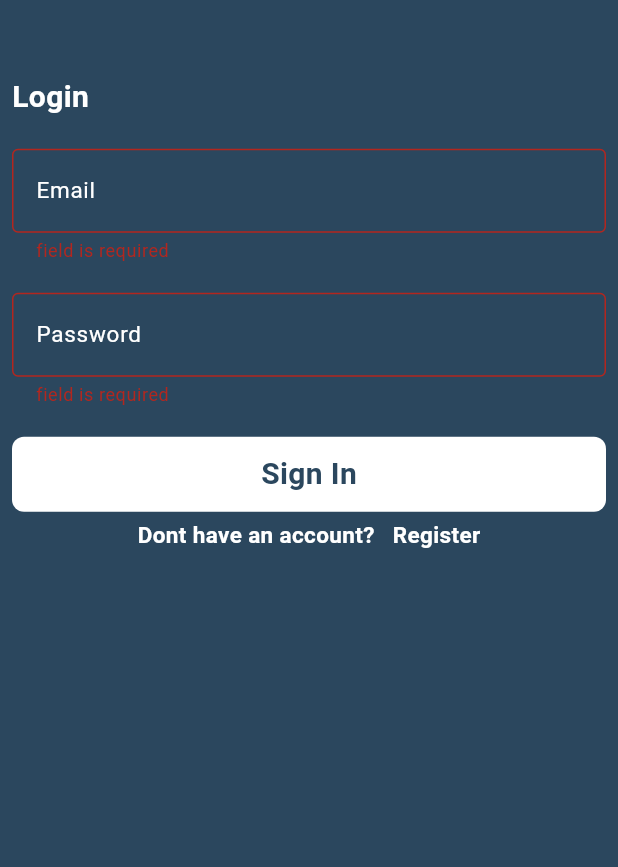
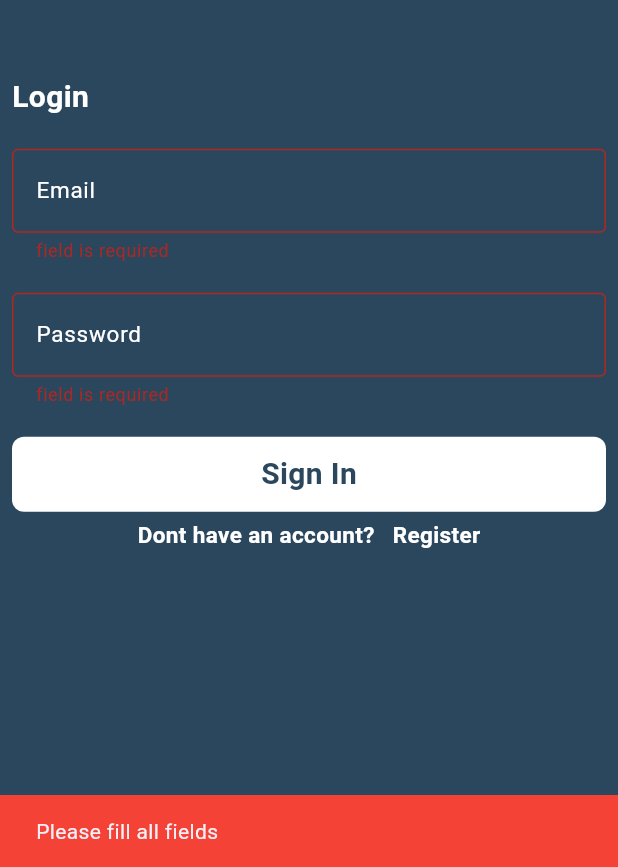
Before and after one commit to mohamedHossam113/chatapp, a Flutter app: the screen it shows after launch, after a tap on "Sign In", on a phone screen of 412 x 824 dp, the part 369-1236 px from its top. Run offline on Flutter 3.47's test engine with Material 3 defaults, Android fonts, the phone set to English and light mode, and no system bars; drawn by our look-alikes of modal_progress_hud_nsn; our stand-ins replace bloc, cloud_firestore, firebase_auth, firebase_core, flutter_bloc; accounts and stored records are empty.

Commit message:
login cubit and state added as well as registeration cubit amd state

```diff
--- a/chatapp/lib/main.dart
+++ b/chatapp/lib/main.dart
@@ -1,5 +1,6 @@
 import 'package:chatapp/pages/Chat_page.dart';
 import 'package:chatapp/pages/cubits/login_cubit/login_cubit.dart';
+import 'package:chatapp/pages/cubits/register_cubit/register_cubit.dart';
 import 'package:chatapp/pages/login_screen.dart';
 import 'package:chatapp/pages/registeration_page.dart';
 import 'package:firebase_core/firebase_core.dart';
@@ -20,8 +21,15 @@ class ScholarChat extends StatelessWidget {
 
   @override
   Widget build(BuildContext context) {
-    return BlocProvider(
-      create: (context) => LoginCubit(),
+    return MultiBlocProvider(
+      providers: [
+        BlocProvider(
+          create: (context) => LoginCubit(),
+        ),
+        BlocProvider(
+          create: (context) => RegisterCubit(),
+        ),
+      ],
       child: MaterialApp(
         debugShowCheckedModeBanner: false,
         routes: {
--- a/chatapp/lib/models/message_model.dart
+++ b/chatapp/lib/models/message_model.dart
@@ -2,7 +2,7 @@ class MessageModel {
   final String messages;
   final String id;
   MessageModel(this.messages, this.id);
-  factory MessageModel.Fromjson(jsonData) {
+  factory MessageModel.fromjson(jsonData) {
     return MessageModel(jsonData["messages"], jsonData['id']);
   }
 }
--- a/chatapp/lib/pages/chat_page.dart
+++ b/chatapp/lib/pages/chat_page.dart
@@ -21,7 +21,7 @@ class Chatpage extends StatelessWidget {
           List<MessageModel> messageList = [];
           for (int i = 0; i < snapshot.data!.docs.length; i++) {
             var data = snapshot.data!.docs[i].data() as Map<String, dynamic>;
-            messageList.add(MessageModel.Fromjson(data));
+            messageList.add(MessageModel.fromjson(data));
           }
 
           return Scaffold(
--- /dev/null
+++ b/chatapp/lib/pages/cubits/register_cubit/register_state.dart
@@ -0,0 +1,15 @@
+part of 'register_cubit.dart';
+
+abstract class RegisterState {}
+
+class RegisterInitial extends RegisterState {}
+
+class RegisterLoading extends RegisterState {}
+
+class RegisterSuccess extends RegisterState {}
+
+class RegisterFailure extends RegisterState {
+  final String error;
+
+  RegisterFailure(this.error);
+}
--- a/chatapp/lib/pages/login_screen.dart
+++ b/chatapp/lib/pages/login_screen.dart
@@ -10,6 +10,7 @@ import 'package:modal_progress_hud_nsn/modal_progress_hud_nsn.dart';
 import 'registeration_page.dart';
 import 'custom_widget.dart';
 
+// ignore: must_be_immutable, use_key_in_widget_constructors
 class LoginPage extends StatelessWidget {
   String? email;
   String? password;
@@ -89,38 +90,19 @@ class LoginPage extends StatelessWidget {
                         const SizedBox(height: 20),
                         MyButton(
                           text: 'Sign In',
-                          onTap: () async {
+                          onTap: () {
                             if (formKey.currentState!.validate()) {
-                              final auth = FirebaseAuth.instance;
-
-                              try {
-                                await auth.signInWithEmailAndPassword(
+                              BlocProvider.of<LoginCubit>(context).loginUser(
                                 email: email!,
                                 password: password!,
                               );
-
-                                await loginUser(); // optional user-specific logic
-
-                                Navigator.pushNamed(context, Chatpage.id,
-                                    arguments: email);
-                              } on FirebaseAuthException catch (_) {
-                                ;
-
+                            } else {
                               ScaffoldMessenger.of(context).showSnackBar(
                                 const SnackBar(
-                                    content: Text('Invalid email or password'),
+                                  content: Text('Please fill all fields'),
                                   backgroundColor: Colors.red,
                                 ),
                               );
-                              } catch (_) {
-                                ScaffoldMessenger.of(context).showSnackBar(
-                                  const SnackBar(
-                                    content:
-                                        Text('An unexpected error occurred'),
-                                    backgroundColor: Colors.red,
-                                  ),
-                                );
-                              } finally {}
                             }
                           },
                         ),
--- a/chatapp/pubspec.yaml
+++ b/chatapp/pubspec.yaml
@@ -42,6 +42,7 @@ dependencies:
   firebase: ^9.0.3
   cloud_firestore: ^5.6.10
   flutter_bloc: ^9.1.1
+  bloc: ^9.0.0
 
 dev_dependencies:
   flutter_test:
```
Also changed, not shown: chatapp/lib/pages/cubits/login_cubit/login_cubit.dart (+9 -1 lines), chatapp/lib/pages/cubits/register_cubit/register_cubit.dart (added, +30 -0 lines), chatapp/pubspec.lock. Lines whose indentation alone changed are shown as unchanged.
